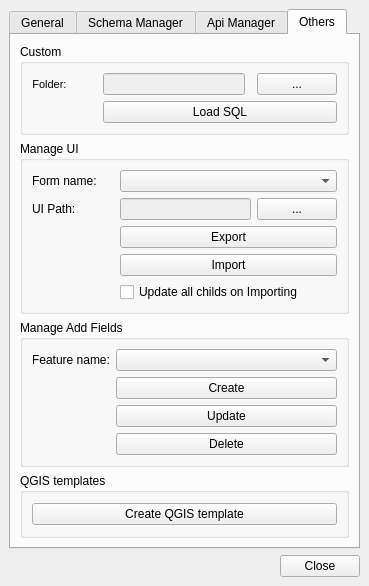
Giswater/giswater_qgis_plugin, file ui/readsql.ui: the form before one commit.
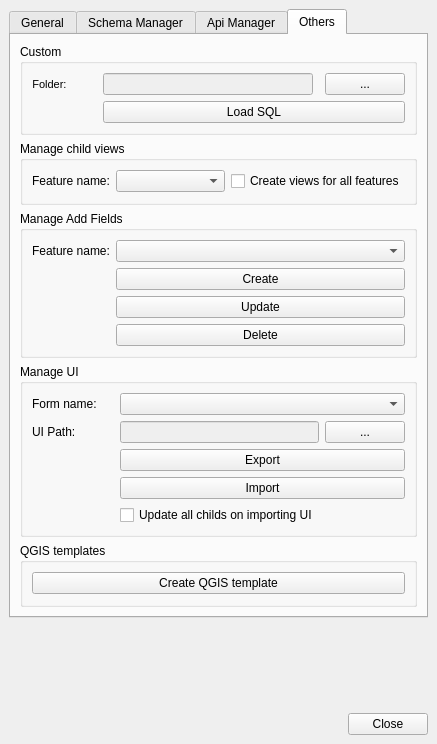
The form after the commit. Icons and pictures are not drawn.

Commit message: UI - add manage child views on readsql.ui

Diff of the .ui file:
```diff
--- a/ui/readsql.ui
+++ b/ui/readsql.ui
@@ -6,8 +6,8 @@
    <rect>
     <x>0</x>
     <y>0</y>
-    <width>369</width>
-    <height>564</height>
+    <width>437</width>
+    <height>744</height>
    </rect>
   </property>
   <property name="windowTitle">
@@ -528,134 +528,6 @@
         <string>Others</string>
        </attribute>
        <layout class="QGridLayout" name="gridLayout_3">
-        <item row="4" column="0">
-         <widget class="QGroupBox" name="grb_manage_addfields">
-          <property name="title">
-           <string>Manage Add Fields</string>
-          </property>
-          <layout class="QGridLayout" name="gridLayout_18">
-           <item row="1" column="1">
-            <widget class="QComboBox" name="cmb_formname_fields"/>
-           </item>
-           <item row="1" column="0">
-            <widget class="QLabel" name="label_7">
-             <property name="sizePolicy">
-              <sizepolicy hsizetype="Maximum" vsizetype="Preferred">
-               <horstretch>0</horstretch>
-               <verstretch>0</verstretch>
-              </sizepolicy>
-             </property>
-             <property name="text">
-              <string>Feature name:</string>
-             </property>
-            </widget>
-           </item>
-           <item row="2" column="1">
-            <layout class="QGridLayout" name="gridLayout_17">
-             <item row="0" column="0">
-              <widget class="QPushButton" name="btn_create_field">
-               <property name="text">
-                <string>Create</string>
-               </property>
-              </widget>
-             </item>
-             <item row="1" column="0">
-              <widget class="QPushButton" name="btn_update_field">
-               <property name="text">
-                <string>Update</string>
-               </property>
-              </widget>
-             </item>
-             <item row="2" column="0">
-              <widget class="QPushButton" name="btn_delete_field">
-               <property name="text">
-                <string>Delete</string>
-               </property>
-              </widget>
-             </item>
-            </layout>
-           </item>
-          </layout>
-         </widget>
-        </item>
-        <item row="0" column="0">
-         <widget class="QGroupBox" name="groupBox_7">
-          <property name="title">
-           <string>Custom</string>
-          </property>
-          <layout class="QGridLayout" name="gridLayout_10">
-           <item row="0" column="3">
-            <widget class="QPushButton" name="btn_custom_select_file">
-             <property name="sizePolicy">
-              <sizepolicy hsizetype="Preferred" vsizetype="Fixed">
-               <horstretch>0</horstretch>
-               <verstretch>0</verstretch>
-              </sizepolicy>
-             </property>
-             <property name="text">
-              <string>...</string>
-             </property>
-            </widget>
-           </item>
-           <item row="0" column="0">
-            <widget class="QLabel" name="label_custom_node_type_15">
-             <property name="sizePolicy">
-              <sizepolicy hsizetype="Maximum" vsizetype="Preferred">
-               <horstretch>0</horstretch>
-               <verstretch>0</verstretch>
-              </sizepolicy>
-             </property>
-             <property name="font">
-              <font>
-               <pointsize>8</pointsize>
-              </font>
-             </property>
-             <property name="frameShape">
-              <enum>QFrame::NoFrame</enum>
-             </property>
-             <property name="frameShadow">
-              <enum>QFrame::Raised</enum>
-             </property>
-             <property name="text">
-              <string>Folder:          </string>
-             </property>
-             <property name="alignment">
-              <set>Qt::AlignRight|Qt::AlignTrailing|Qt::AlignVCenter</set>
-             </property>
-             <property name="margin">
-              <number>3</number>
-             </property>
-            </widget>
-           </item>
-           <item row="0" column="1">
-            <widget class="QLineEdit" name="custom_path_folder">
-             <property name="enabled">
-              <bool>false</bool>
-             </property>
-            </widget>
-           </item>
-           <item row="1" column="1" colspan="3">
-            <widget class="QPushButton" name="btn_custom_load_file">
-             <property name="sizePolicy">
-              <sizepolicy hsizetype="Preferred" vsizetype="Fixed">
-               <horstretch>0</horstretch>
-               <verstretch>0</verstretch>
-              </sizepolicy>
-             </property>
-             <property name="font">
-              <font>
-               <weight>50</weight>
-               <bold>false</bold>
-              </font>
-             </property>
-             <property name="text">
-              <string>Load SQL</string>
-             </property>
-            </widget>
-           </item>
-          </layout>
-         </widget>
-        </item>
         <item row="3" column="0">
          <widget class="QGroupBox" name="grb_manage_ui">
           <property name="enabled">
@@ -741,7 +613,7 @@
              <item row="2" column="0">
               <widget class="QCheckBox" name="chk_multi_update">
                <property name="text">
-                <string>Update all childs on Importing</string>
+                <string>Update all childs on importing UI</string>
                </property>
               </widget>
              </item>
@@ -757,7 +629,85 @@
           </layout>
          </widget>
         </item>
-        <item row="5" column="0">
+        <item row="0" column="0">
+         <widget class="QGroupBox" name="groupBox_7">
+          <property name="title">
+           <string>Custom</string>
+          </property>
+          <layout class="QGridLayout" name="gridLayout_10">
+           <item row="0" column="3">
+            <widget class="QPushButton" name="btn_custom_select_file">
+             <property name="sizePolicy">
+              <sizepolicy hsizetype="Preferred" vsizetype="Fixed">
+               <horstretch>0</horstretch>
+               <verstretch>0</verstretch>
+              </sizepolicy>
+             </property>
+             <property name="text">
+              <string>...</string>
+             </property>
+            </widget>
+           </item>
+           <item row="0" column="0">
+            <widget class="QLabel" name="label_custom_node_type_15">
+             <property name="sizePolicy">
+              <sizepolicy hsizetype="Maximum" vsizetype="Preferred">
+               <horstretch>0</horstretch>
+               <verstretch>0</verstretch>
+              </sizepolicy>
+             </property>
+             <property name="font">
+              <font>
+               <pointsize>8</pointsize>
+              </font>
+             </property>
+             <property name="frameShape">
+              <enum>QFrame::NoFrame</enum>
+             </property>
+             <property name="frameShadow">
+              <enum>QFrame::Raised</enum>
+             </property>
+             <property name="text">
+              <string>Folder:          </string>
+             </property>
+             <property name="alignment">
+              <set>Qt::AlignRight|Qt::AlignTrailing|Qt::AlignVCenter</set>
+             </property>
+             <property name="margin">
+              <number>3</number>
+             </property>
+            </widget>
+           </item>
+           <item row="0" column="1">
+            <widget class="QLineEdit" name="custom_path_folder">
+             <property name="enabled">
+              <bool>false</bool>
+             </property>
+            </widget>
+           </item>
+           <item row="1" column="1" colspan="3">
+            <widget class="QPushButton" name="btn_custom_load_file">
+             <property name="sizePolicy">
+              <sizepolicy hsizetype="Preferred" vsizetype="Fixed">
+               <horstretch>0</horstretch>
+               <verstretch>0</verstretch>
+              </sizepolicy>
+             </property>
+             <property name="font">
+              <font>
+               <weight>50</weight>
+               <bold>false</bold>
+              </font>
+             </property>
+             <property name="text">
+              <string>Load SQL</string>
+             </property>
+            </widget>
+           </item>
+          </layout>
+         </widget>
+        </item>
+        <item row="6" column="0">
          <widget class="QGroupBox" name="groupBox">
           <property name="title">
            <string>QGIS templates</string>
@@ -773,6 +723,105 @@
           </layout>
          </widget>
         </item>
+        <item row="1" column="0">
+         <widget class="QGroupBox" name="groupBox_6">
+          <property name="title">
+           <string>Manage child views</string>
+          </property>
+          <layout class="QGridLayout" name="gridLayout_19">
+           <item row="0" column="0">
+            <layout class="QGridLayout" name="gridLayout_20">
+             <item row="0" column="0">
+              <widget class="QLabel" name="label_child_feature">
+               <property name="sizePolicy">
+                <sizepolicy hsizetype="Maximum" vsizetype="Preferred">
+                 <horstretch>0</horstretch>
+                 <verstretch>0</verstretch>
+                </sizepolicy>
+               </property>
+               <property name="text">
+                <string>Feature name:</string>
+               </property>
+              </widget>
+             </item>
+             <item row="0" column="1">
+              <widget class="QComboBox" name="cmb_feature_name_view">
+               <property name="sizePolicy">
+                <sizepolicy hsizetype="MinimumExpanding" vsizetype="Fixed">
+                 <horstretch>0</horstretch>
+                 <verstretch>0</verstretch>
+                </sizepolicy>
+               </property>
+              </widget>
+             </item>
+             <item row="0" column="2">
+              <widget class="QCheckBox" name="chk_multi_create">
+               <property name="sizePolicy">
+                <sizepolicy hsizetype="Maximum" vsizetype="Fixed">
+                 <horstretch>0</horstretch>
+                 <verstretch>0</verstretch>
+                </sizepolicy>
+               </property>
+               <property name="text">
+                <string>Create views for all features</string>
+               </property>
+              </widget>
+             </item>
+            </layout>
+           </item>
+          </layout>
+         </widget>
+        </item>
+        <item row="2" column="0">
+         <widget class="QGroupBox" name="grb_manage_addfields">
+          <property name="title">
+           <string>Manage Add Fields</string>
+          </property>
+          <layout class="QGridLayout" name="gridLayout_18">
+           <item row="1" column="1">
+            <widget class="QComboBox" name="cmb_formname_fields"/>
+           </item>
+           <item row="1" column="0">
+            <widget class="QLabel" name="label_7">
+             <property name="sizePolicy">
+              <sizepolicy hsizetype="Maximum" vsizetype="Preferred">
+               <horstretch>0</horstretch>
+               <verstretch>0</verstretch>
+              </sizepolicy>
+             </property>
+             <property name="text">
+              <string>Feature name:</string>
+             </property>
+            </widget>
+           </item>
+           <item row="2" column="1">
+            <layout class="QGridLayout" name="gridLayout_17">
+             <item row="0" column="0">
+              <widget class="QPushButton" name="btn_create_field">
+               <property name="text">
+                <string>Create</string>
+               </property>
+              </widget>
+             </item>
+             <item row="1" column="0">
+              <widget class="QPushButton" name="btn_update_field">
+               <property name="text">
+                <string>Update</string>
+               </property>
+              </widget>
+             </item>
+             <item row="2" column="0">
+              <widget class="QPushButton" name="btn_delete_field">
+               <property name="text">
+                <string>Delete</string>
+               </property>
+              </widget>
+             </item>
+            </layout>
+           </item>
+          </layout>
+         </widget>
+        </item>
        </layout>
       </widget>
      </widget>
```
